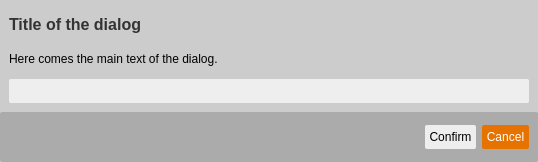
First picture: the form in TriblerGUI/qt_resources/buttonsdialog.ui, repository Tribler/tribler, before the edit.
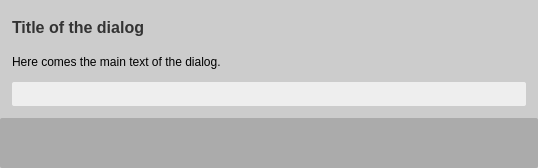
Second picture: the form after the edit.

Commit message: Implemented button dialog

The edit to the form file:
```diff
--- a/TriblerGUI/qt_resources/buttonsdialog.ui
+++ b/TriblerGUI/qt_resources/buttonsdialog.ui
@@ -72,6 +72,18 @@
       <property name="sizeConstraint">
        <enum>QLayout::SetMinimumSize</enum>
       </property>
+      <property name="leftMargin">
+       <number>12</number>
+      </property>
+      <property name="topMargin">
+       <number>12</number>
+      </property>
+      <property name="rightMargin">
+       <number>12</number>
+      </property>
+      <property name="bottomMargin">
+       <number>12</number>
+      </property>
       <item>
        <widget class="QLabel" name="dialog_title_label">
         <property name="sizePolicy">
@@ -165,6 +177,18 @@
       <string notr="true">background-color: #ababab;</string>
      </property>
      <layout class="QHBoxLayout" name="horizontalLayout">
+      <property name="leftMargin">
+       <number>12</number>
+      </property>
+      <property name="topMargin">
+       <number>12</number>
+      </property>
+      <property name="rightMargin">
+       <number>12</number>
+      </property>
+      <property name="bottomMargin">
+       <number>12</number>
+      </property>
       <item>
        <spacer name="horizontalSpacer">
         <property name="orientation">
@@ -178,65 +202,6 @@
         </property>
        </spacer>
       </item>
-      <item>
-       <widget class="QToolButton" name="dialog_confirm_button">
-        <property name="minimumSize">
-         <size>
-          <width>0</width>
-          <height>24</height>
-         </size>
-        </property>
-        <property name="maximumSize">
-         <size>
-          <width>16777215</width>
-          <height>24</height>
-         </size>
-        </property>
-        <property name="cursor">
-         <cursorShape>PointingHandCursor</cursorShape>
-        </property>
-        <property name="styleSheet">
-         <string notr="true">border: none;
-border-radius: 2px;
-background-color: #eee;
-font-size: 12px;
-</string>
-        </property>
-        <property name="text">
-         <string>Confirm</string>
-        </property>
-       </widget>
-      </item>
-      <item>
-       <widget class="QToolButton" name="dialog_cancel_button">
-        <property name="minimumSize">
-         <size>
-          <width>0</width>
-          <height>24</height>
-         </size>
-        </property>
-        <property name="maximumSize">
-         <size>
-          <width>16777215</width>
-          <height>24</height>
-         </size>
-        </property>
-        <property name="cursor">
-         <cursorShape>PointingHandCursor</cursorShape>
-        </property>
-        <property name="styleSheet">
-         <string notr="true">border: none;
-border-radius: 2px;
-background-color: #e67300;
-color: white;
-font-size: 12px;
-</string>
-        </property>
-        <property name="text">
-         <string>Cancel</string>
-        </property>
-       </widget>
-      </item>
      </layout>
     </widget>
    </item>
```
The commit also changes 5 other files.
